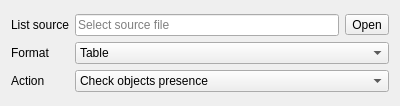
Before: the Qt Designer form treevalwidget.ui in Kuszki/K-Tree-Tools, drawn with Qt 5.
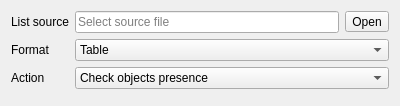
After: the same form once the commit is applied. Icons and pictures are not drawn.

What changed in the file:
```diff
--- a/treevalwidget.ui
+++ b/treevalwidget.ui
@@ -28,7 +28,7 @@
     <set>Qt::AlignLeading|Qt::AlignLeft|Qt::AlignVCenter</set>
    </property>
    <property name="formAlignment">
-    <set>Qt::AlignLeading|Qt::AlignLeft|Qt::AlignVCenter</set>
+    <set>Qt::AlignLeading|Qt::AlignLeft|Qt::AlignTop</set>
    </property>
    <item row="0" column="0">
     <widget class="QLabel" name="pathLabel">
```
Left out of the diff: 4 changed lines with no effect on the pictures.
